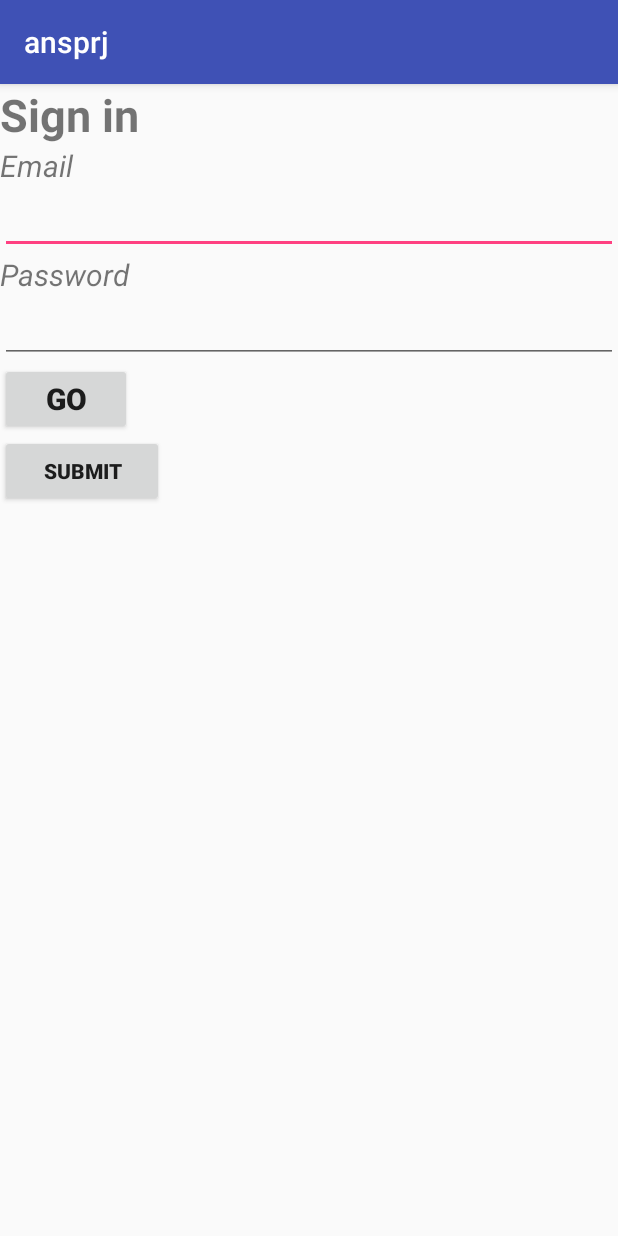
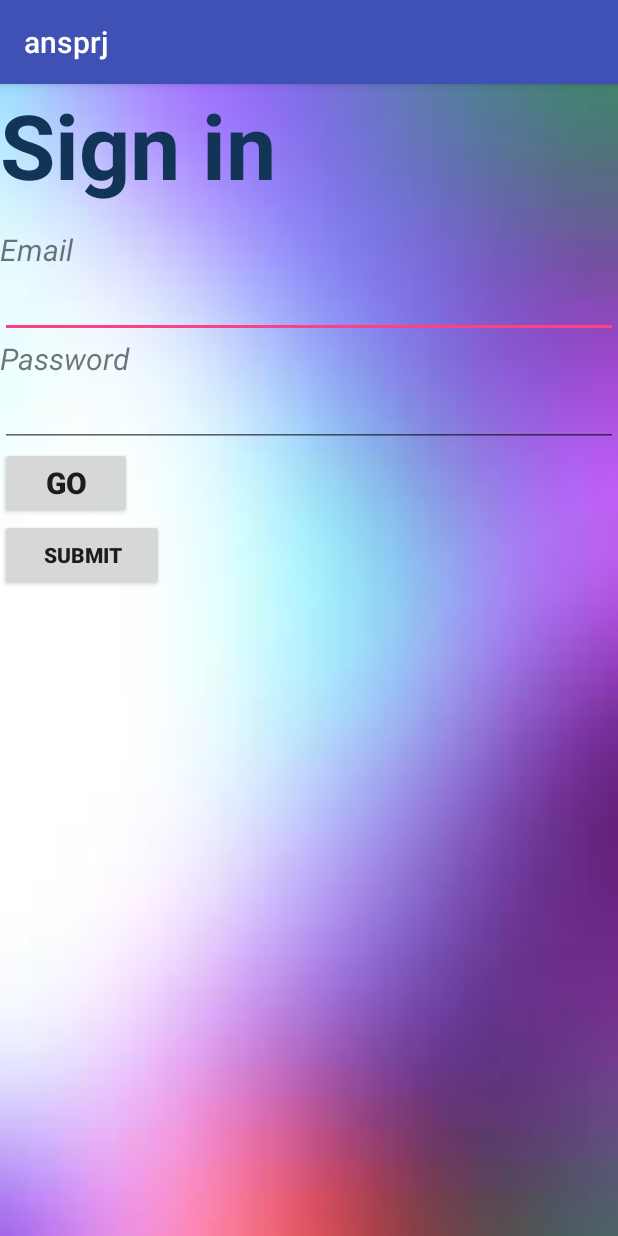
Before and after one commit to Anees123Najar/ansprj, an Android app: the screen it shows after launch (signUpActvty before the commit, signInActivity after it), on a phone screen of 412 x 824 dp. Run offline under Robolectric (Android 15) with nearby library versions, the phone set to English and light mode, and no system bars; 2 statements that could not run were skipped.

Commit message:
17/10/18

```diff
--- a/app/src/main/AndroidManifest.xml
+++ b/app/src/main/AndroidManifest.xml
@@ -9,7 +9,7 @@
         android:roundIcon="@mipmap/ic_launcher_round"
         android:supportsRtl="true"
         android:theme="@style/AppTheme">
-        <activity android:name=".signUpActvty">
+        <activity android:name=".signInActivity">
             <intent-filter>
                 <action android:name="android.intent.action.MAIN" />
 
@@ -18,7 +18,7 @@
         </activity>
         <activity android:name=".wallActvty" />
         <activity android:name=".MainActivity" />
-        <activity android:name=".signInActvty" />
+        <activity android:name=".signUpActivity" />
     </application>
 
 </manifest>
--- a/app/src/main/java/com/example/user/ansprj/signUpActvty.java
+++ b/app/src/main/java/com/example/user/ansprj/signInActivity.java
@@ -7,7 +7,7 @@ import android.view.View;
 import android.widget.Button;
 import android.widget.EditText;
 
-public class signUpActvty extends AppCompatActivity
+public class signInActivity extends AppCompatActivity
 {
 
     private EditText email;
@@ -36,7 +36,7 @@ public class signUpActvty extends AppCompatActivity
             @Override
             public void onClick(View v)
             {
-                Intent intent1 = new Intent(signUpActvty.this, signInActvty.class);
+                Intent intent1 = new Intent(signInActivity.this, signUpActivity.class);
                 startActivity(intent1);
             }
         });
@@ -48,7 +48,7 @@ public class signUpActvty extends AppCompatActivity
     {
         if( (email == "admin") && (password == "3082001"))
         {
-            Intent intent2 = new Intent(signUpActvty.this, wallActvty.class);
+            Intent intent2 = new Intent(signInActivity.this, wallActvty.class);
             startActivity(intent2);
         } else {
             count--;
--- a/app/src/main/java/com/example/user/ansprj/signInActvty.java
+++ b/app/src/main/java/com/example/user/ansprj/signUpActivity.java
@@ -6,7 +6,7 @@ import android.os.Bundle;
 import android.view.View;
 import android.widget.Button;
 
-public class signInActvty extends AppCompatActivity
+public class signUpActivity extends AppCompatActivity
 {
     private Button signInBtn;
 
@@ -17,10 +17,10 @@ public class signInActvty extends AppCompatActivity
         signInBtn.setOnClickListener(new View.OnClickListener() {
             @Override
             public void onClick(View v) {
-                Intent intentwallActivity = new Intent(signInActvty.this, wallActvty.class);
+                Intent intentwallActivity = new Intent(signUpActivity.this, wallActvty.class);
             }
         });
         super.onCreate(savedInstanceState);
-        setContentView(R.layout.activity_sign_in_actvty);
+        setContentView(R.layout.activity_sign_up_actvty);
     }
 }
--- a/app/src/main/res/layout/activity_sign_in_actvty.xml
+++ b/app/src/main/res/layout/activity_sign_up_actvty.xml
@@ -4,7 +4,7 @@
     xmlns:tools="http://schemas.android.com/tools"
     android:layout_width="match_parent"
     android:layout_height="match_parent"
-    tools:context=".signInActvty">
+    tools:context=".signUpActivity">
 
     <LinearLayout
         android:layout_width="match_parent"
--- a/app/src/main/res/layout/activity_signin_actvty.xml
+++ b/app/src/main/res/layout/activity_signin_actvty.xml
@@ -3,8 +3,15 @@
     xmlns:app="http://schemas.android.com/apk/res-auto"
     xmlns:tools="http://schemas.android.com/tools"
     android:layout_width="match_parent"
+    android:layout_height="match_parent"
+    android:background="@drawable/wallbackground"
+    tools:context=".signInActivity">
+
+    <LinearLayout
+        android:layout_width="match_parent"
         android:layout_height="wrap_content"
-    tools:context=".signUpActvty">
+        android:layout_weight="1"
+        android:orientation="horizontal">
 
         <LinearLayout
             android:layout_width="match_parent"
@@ -19,8 +26,10 @@
                 android:layout_centerHorizontal="true"
                 android:layout_weight="1"
                 android:text="Sign in"
-            android:textSize="30dp"
-            android:textStyle="bold" />
+                android:textSize="60dp"
+                android:textStyle="bold"
+                android:textColor="#123456"
+                android:layout_marginBottom="@dimen/fab_margin"/>
 
             <TextView
                 android:id="@+id/textView2"
@@ -71,7 +80,8 @@
                 android:layout_height="wrap_content"
                 android:layout_weight="1"
                 android:text="Submit"
-            android:textStyle="bold"/>
+                android:textStyle="bold" />
+        </LinearLayout>
     </LinearLayout>
 
 </LinearLayout>
```
Also changed, not shown: app/src/main/res/drawable/wallbackground.jpg (added), 2 other files. Lines whose indentation alone changed are shown as unchanged.
